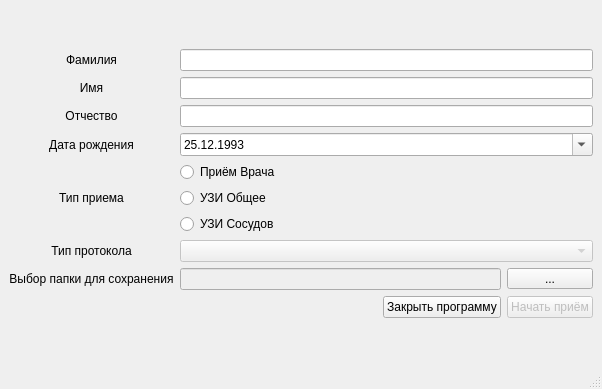
This is new/shell_ui.ui in Gainutdinov/medicalSurveyGUI as Qt 5 draws it before an edit. The edited form follows.
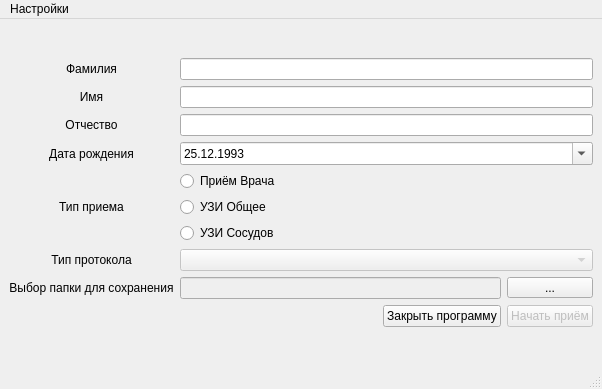
This is the edited form.

The edit to the form file:
```diff
--- a/new/shell_ui.ui
+++ b/new/shell_ui.ui
@@ -240,6 +240,15 @@
      <height>28</height>
     </rect>
    </property>
+   <widget class="QMenu" name="menu">
+    <property name="title">
+     <string>Настройки</string>
+    </property>
+    <addaction name="action"/>
+    <addaction name="separator"/>
+    <addaction name="action_2"/>
+   </widget>
+   <addaction name="menu"/>
   </widget>
   <widget class="QStatusBar" name="statusbar"/>
  </widget>
```
Left out of the diff: 15 changed lines with no effect on the pictures.
